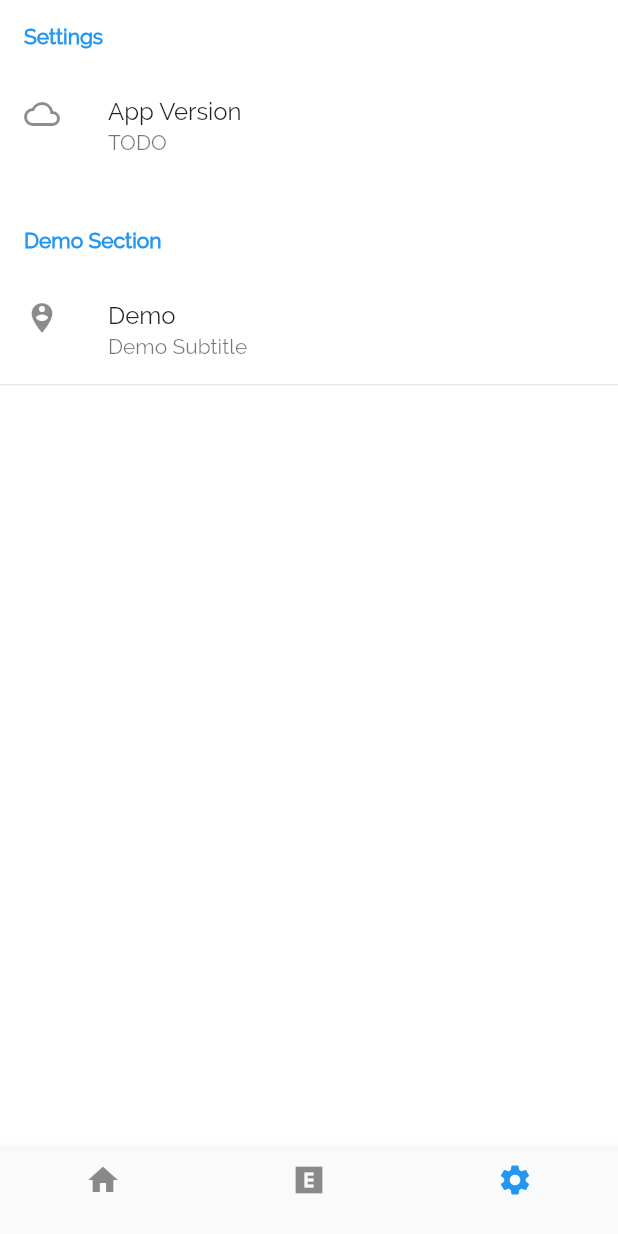
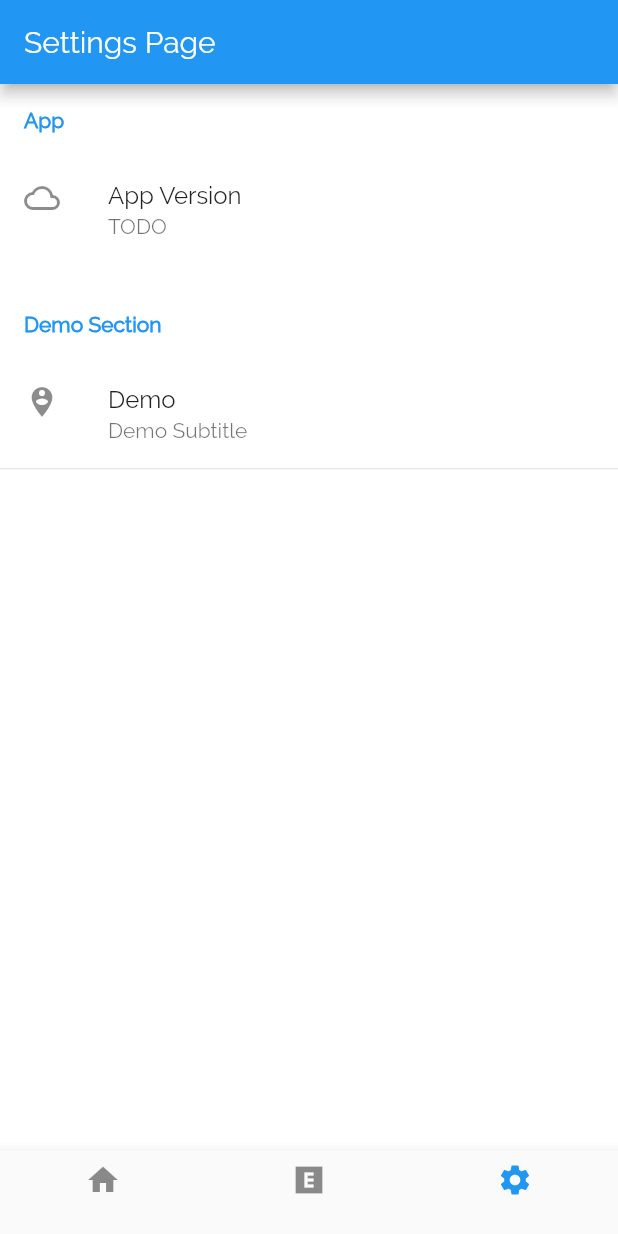
Before and after one commit to leoalbalah/FlutterStarterKit, a Flutter app: the screen it shows after launch, item 3 of the bottom bar chosen, on a phone screen of 412 x 824 dp. Run offline on Flutter 3.47's test engine with Material 2 defaults, Android fonts, the light colour scheme and no system bars.

Commit message:
Full Settings Page

```diff
--- a/lib/logic/globals/Texts.dart
+++ b/lib/logic/globals/Texts.dart
@@ -3,3 +3,9 @@ String xExtra = 'Extra Page';
 String xSettings = 'Settings Page';
 String xDeveloperInfo = "Developed by:\nleoalbalah@gmail.com";
 String xActualCount = 'Actual Count:';
+
+String xAppSection = "App";
+String xAppVersion = "App Version";
+String xDemoSection = "Demo Section";
+String xDemoTitle = "Demo";
+String xDemoSubtitle = "Demo Subtitle";
--- a/lib/ui/pages/SettingsPage.dart
+++ b/lib/ui/pages/SettingsPage.dart
@@ -1,10 +1,8 @@
 import 'package:flutter/material.dart';
 import 'package:flutterstarterkit/logic/globals/Texts.dart';
-import 'package:flutterstarterkit/logic/providers/MyProvider.dart';
 import 'package:flutterstarterkit/ui/widgets/SettingsList.dart';
 import 'package:flutterstarterkit/ui/widgets/SettingsSection.dart';
 import 'package:flutterstarterkit/ui/widgets/SettingsTile.dart';
-import 'package:provider/provider.dart';
 
 class SettingsPage extends StatefulWidget {
   SettingsPage({Key key}) : super(key: key);
@@ -16,34 +14,39 @@ class SettingsPage extends StatefulWidget {
 class _MySettingsPageState extends State<SettingsPage> {
   @override
   Widget build(BuildContext context) {
-    var myProvider = Provider.of<MyProvider>(context);
     return WillPopScope(
-        onWillPop: () async {
-          //TODO
-        },
-        child: SettingsList(
+      onWillPop: () async {
+        //TODO
+      },
+      child: Scaffold(
+        appBar: AppBar(
+          title: Text(xSettings),
+        ),
+        body: SettingsList(
           sections: [
             SettingsSection(
-              title: "Settings",
+              title: xAppSection,
               tiles: [
                 SettingsTile(
-                  title: "App Version",
+                  title: xAppVersion,
                   subtitle: "TODO",
                   leading: Icon(Icons.cloud_queue),
                 ),
               ],
             ),
             SettingsSection(
-              title: "Demo Section",
+              title: xDemoSection,
               tiles: [
                 SettingsTile(
-                  title: "Demo",
+                  title: xDemoTitle,
                   leading: Icon(Icons.person_pin_circle),
-                  subtitle: "Demo Subtitle",
+                  subtitle: xDemoSubtitle,
                 ),
               ],
             ),
           ],
-        ));
+        ),
+      ),
+    );
   }
 }
```
